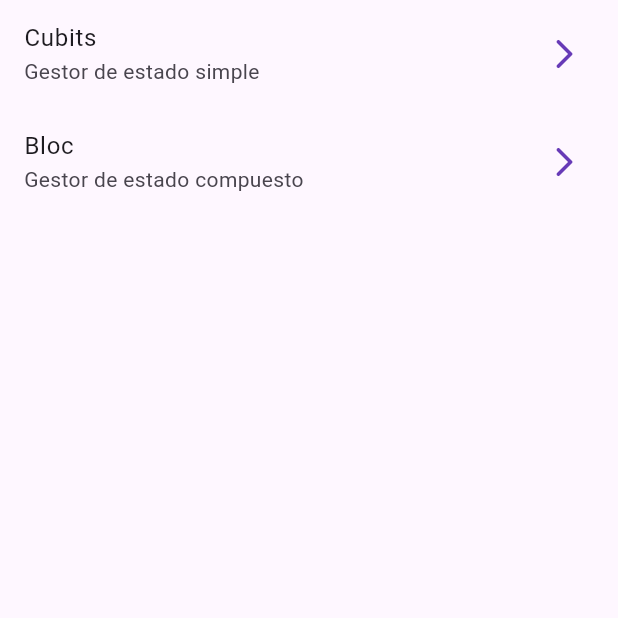
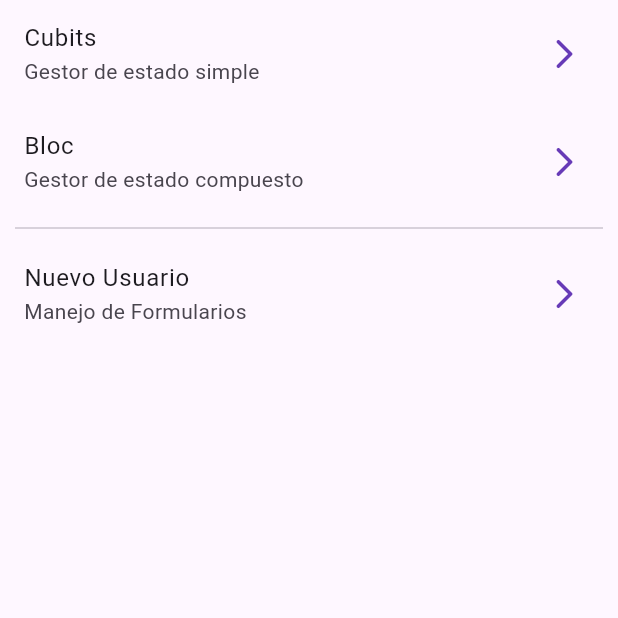
Before and after one commit to Javernaver/forms_app, a Flutter app: the screen it shows after launch, on a phone screen of 412 x 824 dp, the top half of it. Run offline on Flutter 3.47's test engine with Material 2 defaults, Android fonts, the phone set to English and light mode, and no system bars; our stand-ins replace equatable, flutter_bloc, go_router.

```diff
--- a/lib/config/router/app_router.dart
+++ b/lib/config/router/app_router.dart
@@ -14,4 +14,8 @@ final appRouter = GoRouter(routes: [
     path: '/bloc',
     builder: (context, state) => const BlocCounterScreen(),
   ),
+  GoRoute(
+    path: '/new-user',
+    builder: (context, state) => const RegisterScreen(),
+  ),
 ]);
--- a/lib/presentation/screens/home_screen.dart
+++ b/lib/presentation/screens/home_screen.dart
@@ -21,6 +21,16 @@ class HomeScreen extends StatelessWidget {
             trailing: const Icon(Icons.arrow_forward_ios_rounded),
             onTap: () => context.push('/bloc'),
           ),
+          const Padding(
+            padding: EdgeInsets.symmetric(horizontal: 10),
+            child: Divider(),
+          ),
+          ListTile(
+            title: const Text('Nuevo Usuario'),
+            subtitle: const Text('Manejo de Formularios'),
+            trailing: const Icon(Icons.arrow_forward_ios_rounded),
+            onTap: () => context.push('/new-user'),
+          ),
         ],
       ),
     );
--- a/lib/presentation/screens/screens.dart
+++ b/lib/presentation/screens/screens.dart
@@ -1,3 +1,4 @@
 export 'home_screen.dart';
 export 'cubit_counter_screen.dart';
 export 'bloc_counter_screen.dart';
+export 'register_screen.dart';
```
Also changed, not shown: lib/presentation/screens/register_screen.dart (added, +24 -0 lines).
